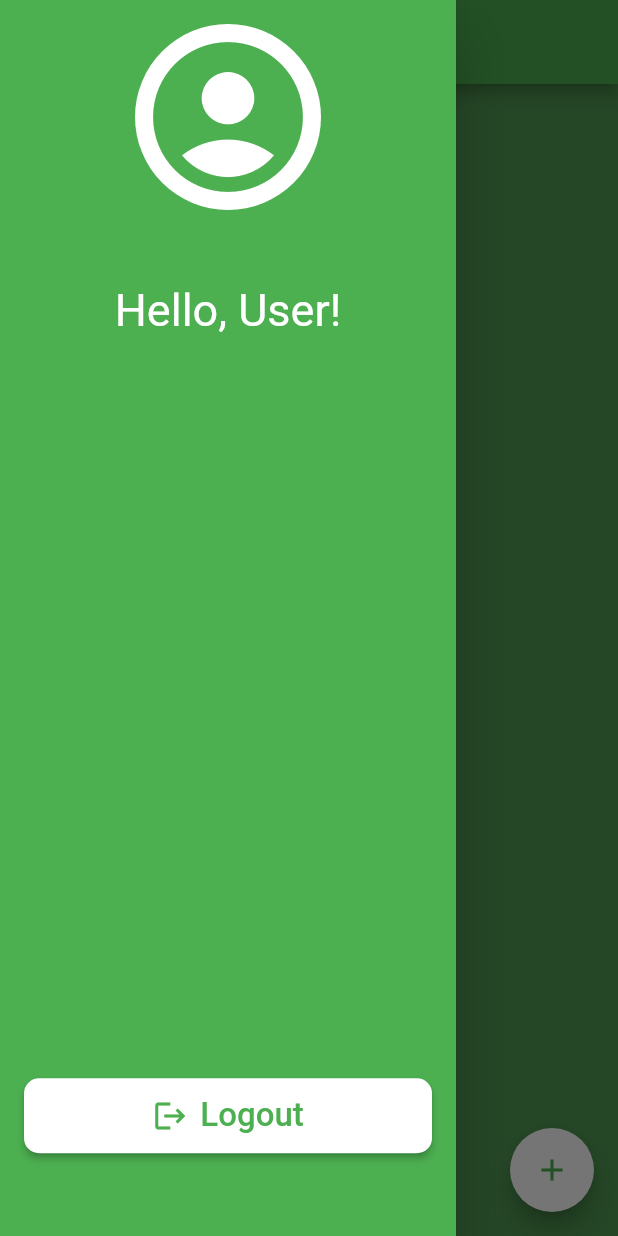
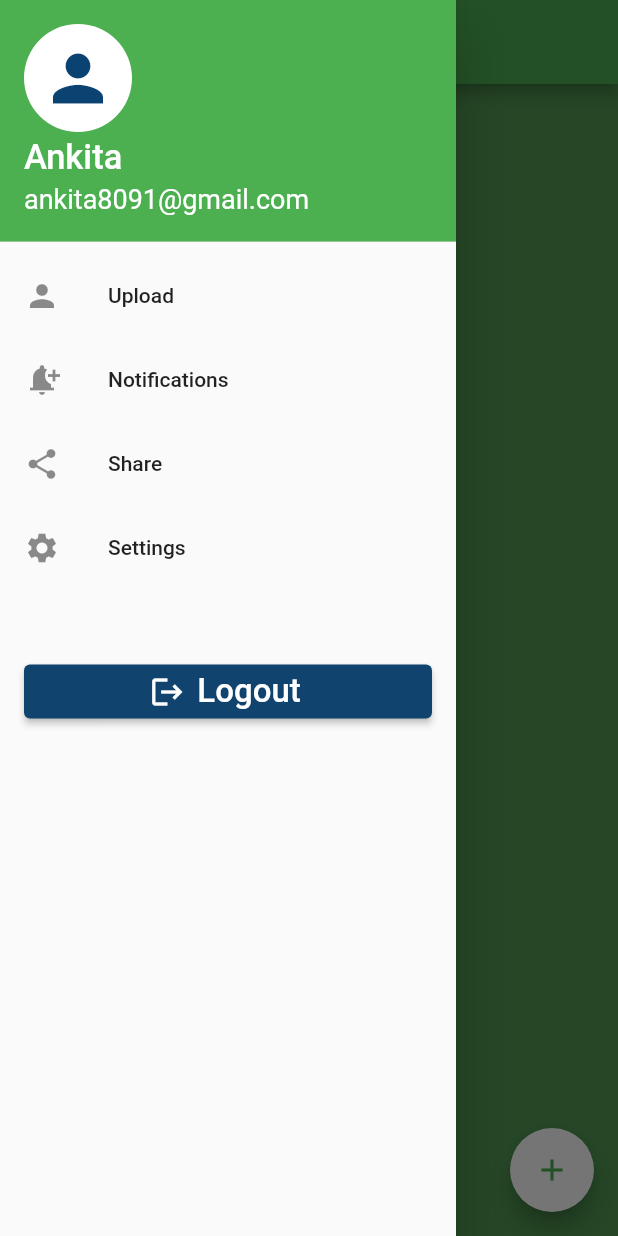
Before and after one commit to ank809/Password-Manager, a Flutter app: the Home screen opened by its route, with the side drawer open, on a phone screen of 412 x 824 dp. Run offline on Flutter 3.47's test engine with Material 2 defaults, Android fonts, the phone set to English and light mode, and no system bars; our stand-ins replace cloud_firestore, email_validator, firebase_auth, firebase_core, google_sign_in; accounts and stored records are empty.

Commit message:
app drawer improved

```diff
--- /dev/null
+++ b/lib/drawer.dart
@@ -0,0 +1,84 @@
+import 'package:firebase_auth/firebase_auth.dart';
+import 'package:flutter/material.dart';
+
+class NavBar extends StatefulWidget {
+
+  @override
+  State<NavBar> createState() => _NavBarState();
+}
+
+class _NavBarState extends State<NavBar> {
+  void _logout()async {
+    try{
+      await FirebaseAuth.instance.signOut();
+    }catch(e){
+      print('Error in logging out');
+    }
+    Navigator.pushNamed(context, '/login');
+  }
+
+  @override
+  Widget build(BuildContext context) {
+    return Drawer(
+      child: ListView(
+        padding: EdgeInsets.all(0.0),
+        children: [
+          const UserAccountsDrawerHeader(
+            accountName: Text(
+              'Ankita',
+              style: TextStyle(fontSize: 23.0),
+            ),
+            accountEmail: Text(
+              'ankita8091@gmail.com',
+              style: TextStyle(fontSize: 18.0),
+            ),
+            currentAccountPicture: CircleAvatar(
+              backgroundColor: Colors.white,
+              child: ClipOval(
+                child: Icon(
+                  Icons.person,
+                  size: 50.0,
+                  color: Color.fromARGB(255, 10, 66, 113),
+                ),
+              ),
+            ),
+            decoration: BoxDecoration(
+              color: Colors.green,
+            ),
+          ),
+          const ListTile(
+            leading: Icon(Icons.person),
+            title: Text('Upload'),
+          ),
+         const ListTile(
+            leading: Icon(Icons.notification_add),
+            title: Text('Notifications'),
+          ),
+          const ListTile(
+            leading: Icon(Icons.share),
+            title: Text('Share'),
+          ),
+          const ListTile(
+            leading: Icon(Icons.settings),
+            title: Text('Settings'),
+          ),
+          SizedBox(height: 40.0,),
+          ListTile(
+            title: ElevatedButton.icon(
+              onPressed: _logout,
+              icon: Icon(Icons.logout),
+              label: const Text(
+                'Logout',
+                style: TextStyle(fontSize: 22.0),
+              ),
+              style: ElevatedButton.styleFrom(
+                backgroundColor: const Color.fromARGB(255, 16, 68, 110), // Customize the button color
+              // foregroundColor: Colors.white, // Customize the text color
+              ),
+            ),
+          ),
+        ],
+      ),
+    );
+  }
+}
--- a/lib/home.dart
+++ b/lib/home.dart
@@ -2,6 +2,7 @@ import 'package:cloud_firestore/cloud_firestore.dart';
 import 'package:firebase_auth/firebase_auth.dart';
 import 'package:flutter/material.dart';
 import 'package:password_manager/constants.dart';
+import 'package:password_manager/drawer.dart';
 import 'package:password_manager/update.dart';
 
 class Home extends StatefulWidget {
@@ -33,15 +34,6 @@ class _HomeState extends State<Home> {
     // final docref=
     collectionRef.doc(documentID).delete();
   }
-  void _logout() async {
-  try {
-    await FirebaseAuth.instance.signOut();
-  } catch (e) {
-    print('Error while logging out: $e');
-  }
-  Navigator.pushNamed(context, '/login');
-}
-
 
 @override
   Widget build(BuildContext context) {
@@ -53,52 +45,7 @@ class _HomeState extends State<Home> {
         ),
         backgroundColor: Colors.green,
       ),
-      drawer:Drawer(
-        child: SafeArea(
-          child: Container(
-            color: Colors.green, // Set the background color of the drawer
-            padding: EdgeInsets.all(16.0),
-            child: Column(
-              crossAxisAlignment: CrossAxisAlignment.center,
-              children: [
-                const CircleAvatar(
-                  radius: 62.0,
-                  backgroundColor: Colors.white,
-                  child: Icon(
-                    Icons.account_circle,
-                    size: 120.0,
-                    color: Colors.green,
-                  ),
-                ),
-                SizedBox(height: MediaQuery.of(context).size.height*0.06),
-                const Text(
-                  'Hello, User!',
-                  style: TextStyle(color: Colors.white, fontSize: 30.0),
-                ),
-                SizedBox(height: MediaQuery.of(context).size.height*0.6),
-                Column(
-                  crossAxisAlignment: CrossAxisAlignment.stretch,
-                  children: [
-                    ElevatedButton.icon(
-                      onPressed: _logout,
-                      icon: Icon(Icons.logout),
-                      label: Text('Logout', style: TextStyle(fontSize: 22.0),),
-                      style: ElevatedButton.styleFrom(
-                        foregroundColor: Colors.green,
-                        backgroundColor: Colors.white,
-                        shape: RoundedRectangleBorder(
-                          borderRadius: BorderRadius.circular(10),
-                        ),
-                        padding: EdgeInsets.symmetric(horizontal: 24, vertical: 12),
-                      ),
-                    ),
-                  ],
-                ),
-              ],
-            ),
-          ),
-        ),
-      ),
+      drawer: NavBar(),
 
       body: Container(
         margin: EdgeInsets.all(12.0),
```
